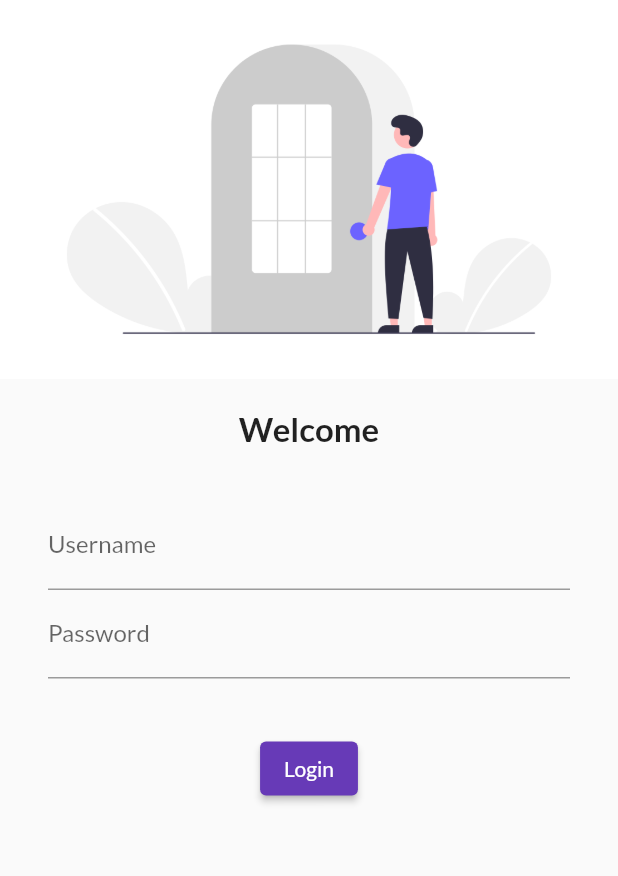
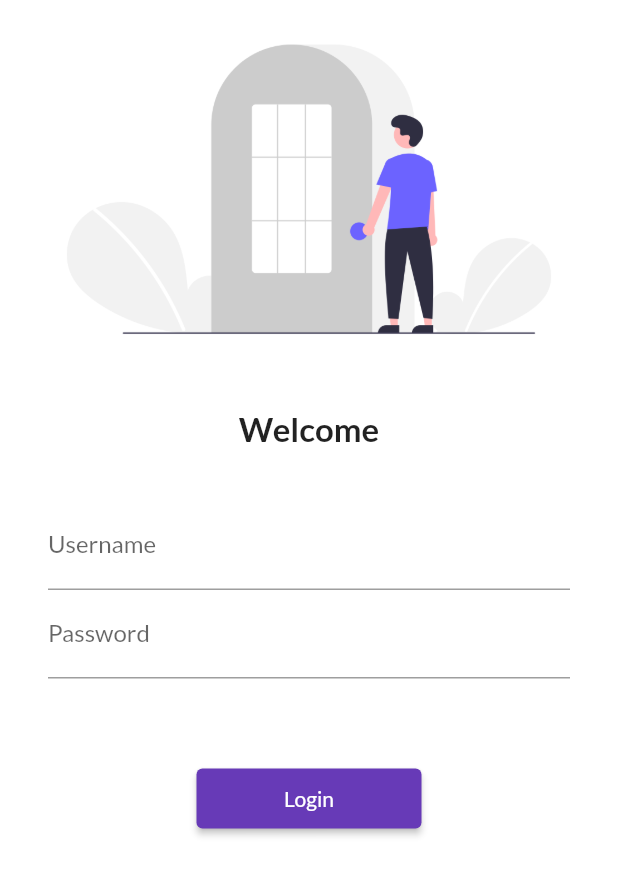
Before and after one commit to krishporwal14/30DaysOfFlutter, a Flutter app: the screen it shows after launch, on a phone screen of 412 x 824 dp. Shown: the top 876 px of the screen. Run offline on Flutter 3.47's test engine with Material 2 defaults, Android fonts, the phone set to English and light mode, and no system bars; our stand-ins replace google_fonts.

Commit message:
Day 5 Completed

```diff
--- a/lib/main.dart
+++ b/lib/main.dart
@@ -2,6 +2,7 @@
 
 import 'package:flutter/material.dart';
 import 'package:google_fonts/google_fonts.dart';
+import 'package:test/utils/routes.dart';
 import './pages/home_page.dart';
 import './pages/login_page.dart';
 
@@ -24,8 +25,8 @@ class MyApp extends StatelessWidget {
       ),
       routes: {
         "/": (context) => LoginPage(),
-        "/home": (context) => HomePage(),
-        "/login": (context) => LoginPage(),
+        MyRoutes.homeRoute: (context) => HomePage(),
+        MyRoutes.loginRoute: (context) => LoginPage(),
       },
     );
   }
--- a/lib/pages/login_page.dart
+++ b/lib/pages/login_page.dart
@@ -1,11 +1,14 @@
-// ignore_for_file: prefer_const_constructors, use_key_in_widget_constructors
+// ignore_for_file: prefer_const_constructors, use_key_in_widget_constructors, sort_child_properties_last
 
 import 'package:flutter/material.dart';
+import 'package:test/utils/routes.dart';
 
 class LoginPage extends StatelessWidget {
   @override
   Widget build(BuildContext context) {
     return Material(
+      color: Colors.white,
+      child: SingleChildScrollView(
         child: Column(
           children: [
             Image.asset(
@@ -47,15 +50,22 @@ class LoginPage extends StatelessWidget {
               ),
             ),
             SizedBox(
-            height: 20.0,
+              height: 40.0,
             ),
             ElevatedButton(
               child: Text(
                 "Login",
               ),
-            onPressed: () {},
+              style: TextButton.styleFrom(minimumSize: Size(150, 40)),
+              onPressed: () {
+                Navigator.pushNamed(context, MyRoutes.homeRoute);
+              },
+            ),
+            SizedBox(
+              height: 40.0,
             ),
           ],
+        ),
       ),
     );
   }
--- /dev/null
+++ b/lib/utils/routes.dart
@@ -0,0 +1,4 @@
+class MyRoutes {
+  static String loginRoute = "/login";
+  static String homeRoute = "/home";
+}
```
Lines whose indentation alone changed are shown as unchanged.
